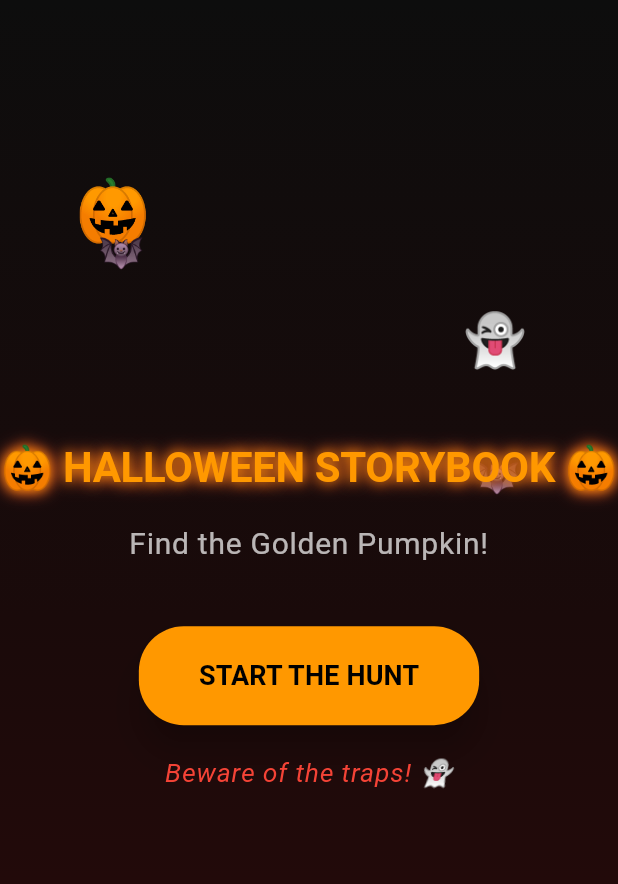
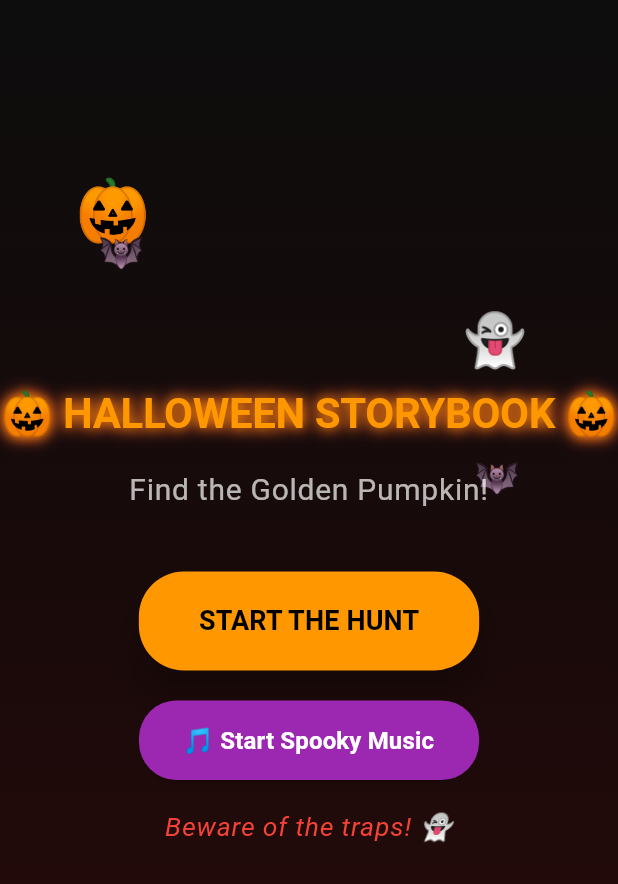
Before and after one commit to Motaphe/halloween_storybook, a Flutter app: the screen it shows after launch, on a phone screen of 412 x 824 dp. Shown: the top 884 px of the screen. Run offline on Flutter 3.47's test engine with Material 3 defaults, Android fonts, the phone set to English and light mode, and no system bars; drawn by our look-alikes of flutter_animate; our stand-ins replace audioplayers.

Commit message:
Update sound management and integrate background music into game screens

```diff
--- a/lib/screens/game_screen.dart
+++ b/lib/screens/game_screen.dart
@@ -4,7 +4,6 @@ import 'dart:math';
 import 'dart:async';
 import '../widgets/spooky_object.dart';
 import '../widgets/custom_painter.dart';
-import '../services/sound_manager.dart';
 
 class GameScreen extends StatefulWidget {
   const GameScreen({super.key});
@@ -26,7 +25,6 @@ class _GameScreenState extends State<GameScreen> with TickerProviderStateMixin {
   final int maxTraps = 3;
 
   final Random _random = Random();
-  final SoundManager _soundManager = SoundManager();
 
   @override
   void initState() {
@@ -43,7 +41,6 @@ class _GameScreenState extends State<GameScreen> with TickerProviderStateMixin {
 
     _initializeObjects();
     _startObjectSpawning();
-    _soundManager.playBackgroundMusic();
   }
 
   @override
@@ -51,7 +48,6 @@ class _GameScreenState extends State<GameScreen> with TickerProviderStateMixin {
     _backgroundController.dispose();
     _flickerController.dispose();
     _objectTimer.cancel();
-    _soundManager.stopAll();
     super.dispose();
   }
 
@@ -113,12 +109,10 @@ class _GameScreenState extends State<GameScreen> with TickerProviderStateMixin {
       if (object.type == SpookyObjectType.goldenPumpkin) {
         gameWon = true;
         score += 100;
-        _soundManager.playSuccess();
         _showWinDialog();
       } else if (object.type == SpookyObjectType.trap) {
         trapsHit++;
         score -= 20;
-        _soundManager.playTrap();
         if (trapsHit >= maxTraps) {
           gameLost = true;
           _showLoseDialog();
--- a/lib/screens/home_screen.dart
+++ b/lib/screens/home_screen.dart
@@ -1,5 +1,6 @@
 import 'package:flutter/material.dart';
 import 'package:flutter_animate/flutter_animate.dart';
+import '../services/sound_manager.dart';
 
 class HomeScreen extends StatefulWidget {
   const HomeScreen({super.key});
@@ -12,6 +13,8 @@ class _HomeScreenState extends State<HomeScreen> with TickerProviderStateMixin {
   late AnimationController _pumpkinController;
   late AnimationController _ghostController;
   late AnimationController _batController;
+  final SoundManager _soundManager = SoundManager();
+  bool _musicStarted = false;
 
   @override
   void initState() {
@@ -32,11 +35,13 @@ class _HomeScreenState extends State<HomeScreen> with TickerProviderStateMixin {
     )..repeat();
   }
 
+
   @override
   void dispose() {
     _pumpkinController.dispose();
     _ghostController.dispose();
     _batController.dispose();
+    _soundManager.stopAll();
     super.dispose();
   }
 
@@ -135,6 +140,40 @@ class _HomeScreenState extends State<HomeScreen> with TickerProviderStateMixin {
                       .scale(begin: const Offset(0.5, 0.5), end: const Offset(1, 1))
                       .then()
                       .shimmer(duration: 3000.ms, color: Colors.white),
+
+                  const SizedBox(height: 20),
+
+                  // Start Music button
+                  if (!_musicStarted)
+                    ElevatedButton(
+                      onPressed: () async {
+                        setState(() {
+                          _musicStarted = true;
+                        });
+                        await _soundManager.playBackgroundMusic();
+                      },
+                      style: ElevatedButton.styleFrom(
+                        backgroundColor: Colors.purple,
+                        foregroundColor: Colors.white,
+                        padding: const EdgeInsets.symmetric(
+                          horizontal: 30,
+                          vertical: 15,
+                        ),
+                        shape: RoundedRectangleBorder(
+                          borderRadius: BorderRadius.circular(25),
+                        ),
+                      ),
+                      child: const Text(
+                        '🎵 Start Spooky Music',
+                        style: TextStyle(
+                          fontSize: 16,
+                          fontWeight: FontWeight.bold,
+                        ),
+                      ),
+                    )
+                        .animate(delay: 2000.ms)
+                        .fadeIn(duration: 1000.ms)
+                        .scale(begin: const Offset(0.8, 0.8), end: const Offset(1, 1)),
 
                   const SizedBox(height: 20),
 
--- a/pubspec.yaml
+++ b/pubspec.yaml
@@ -64,9 +64,8 @@ flutter:
   uses-material-design: true
 
   # To add assets to your application, add an assets section, like this:
-  # assets:
-  #   - images/a_dot_burr.jpeg
-  #   - images/a_dot_ham.jpeg
+  assets:
+    - assets/sounds/
 
   # An image asset can refer to one or more resolution-specific "variants", see
   # https://flutter.dev/to/resolution-aware-images
```
Also changed, not shown: lib/services/sound_manager.dart (+11 -50 lines), 1 other file.
